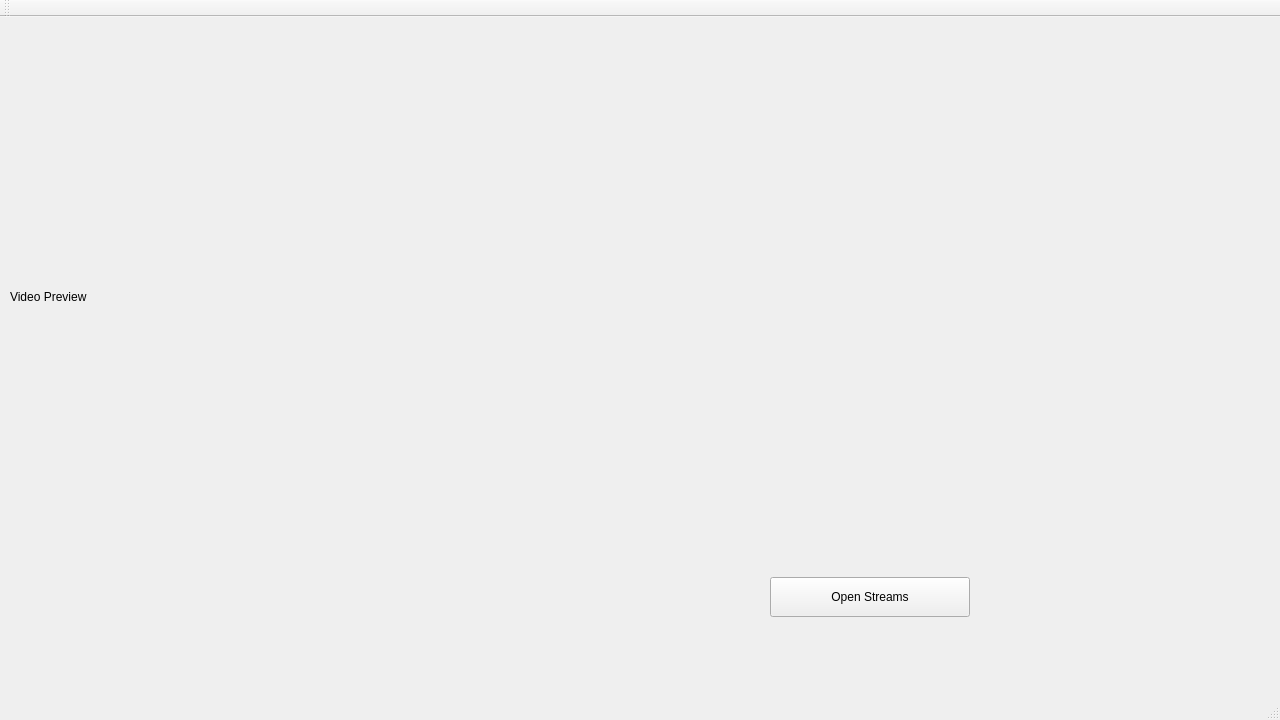
Qt form apps-python/simple-view/mainwindow.ui (quachconghoang/iot-base) before a commit.
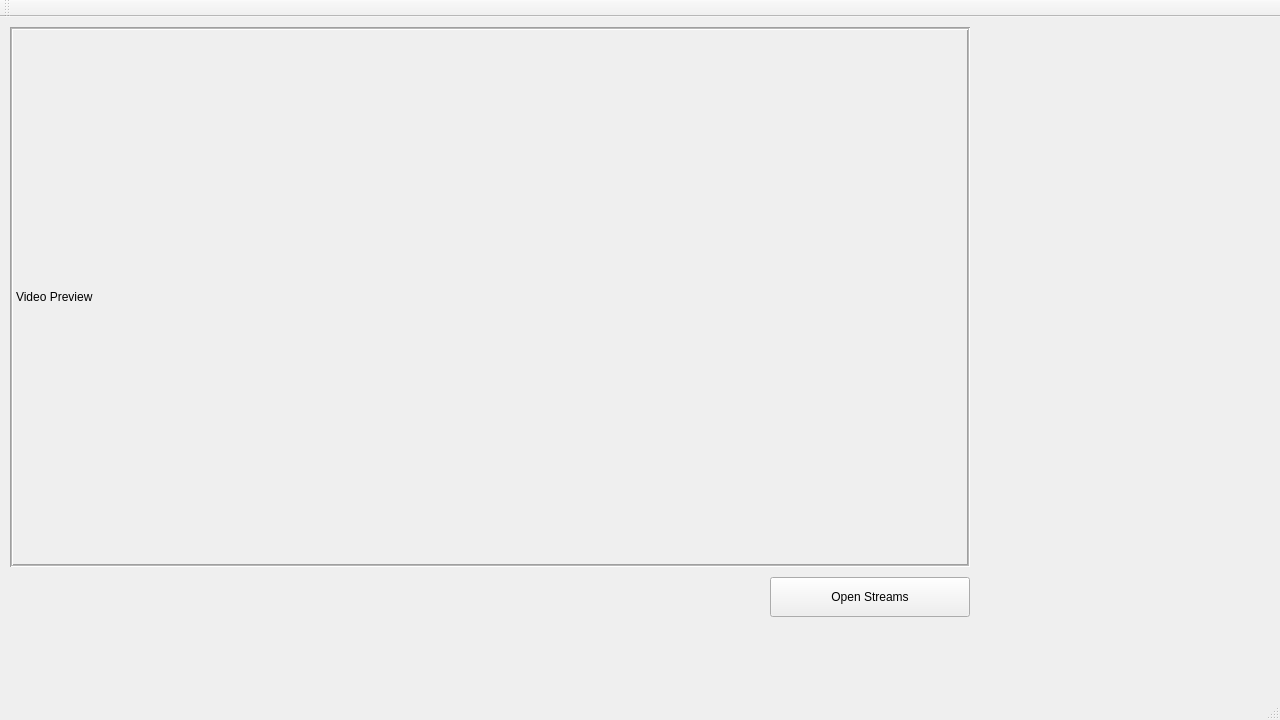
The same form after that commit.

```diff
--- a/apps-python/simple-view/mainwindow.ui
+++ b/apps-python/simple-view/mainwindow.ui
@@ -39,6 +39,15 @@
       <height>540</height>
      </rect>
     </property>
+    <property name="frameShape">
+     <enum>QFrame::Box</enum>
+    </property>
+    <property name="frameShadow">
+     <enum>QFrame::Sunken</enum>
+    </property>
+    <property name="midLineWidth">
+     <number>1</number>
+    </property>
     <property name="text">
      <string>Video Preview</string>
     </property>
```
